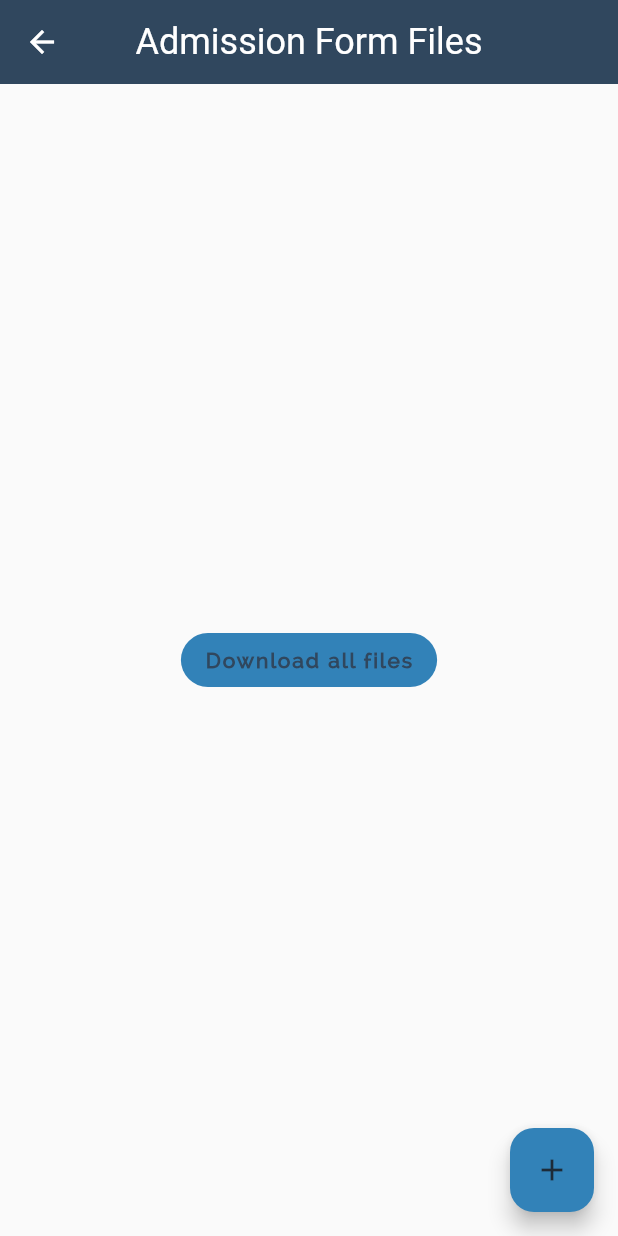
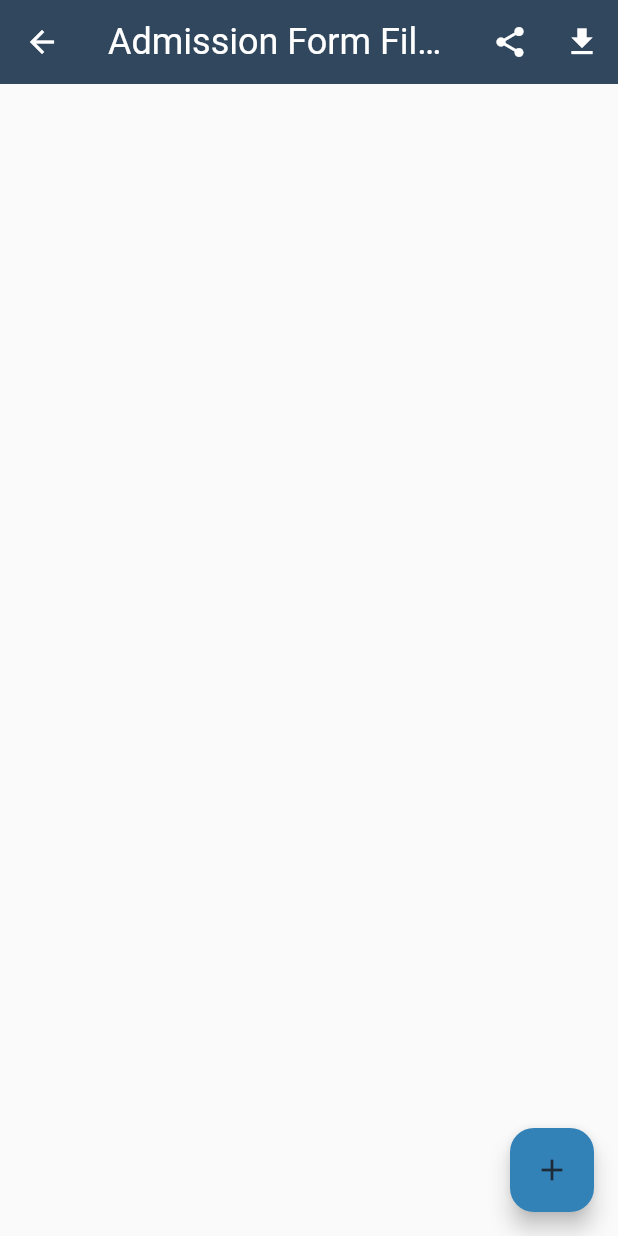
Before and after one commit to hafeezarfi/white_card, a Flutter app: the FileUploadPage screen opened directly, after a tap on the "add" icon, on a phone screen of 412 x 824 dp. Run offline on Flutter 3.47's test engine with Material 2 defaults, Android fonts, the phone set to English and light mode, and no system bars; our stand-ins replace bloc, email_validator, equatable, file_picker, firebase_auth, firebase_core and 5 more; missing offline and left inert: encrypt, flutter_downloader; accounts and stored records are empty; project files that could hold a hidden picture were left out.

Commit message:
share link,pagination added.

```diff
--- /dev/null
+++ b/lib/files/bloc/file_event.dart
@@ -0,0 +1,5 @@
+part of 'file_bloc.dart';
+
+abstract class FileEvent extends Equatable {
+  const FileEvent();
+}
--- /dev/null
+++ b/lib/files/models/file_model.dart
@@ -0,0 +1,17 @@
+import 'package:equatable/equatable.dart';
+
+class FileModel extends Equatable {
+  const FileModel(
+    this.name,
+    this.fullPath,
+  );
+  final String name;
+  final String fullPath;
+
+  @override
+  // TODO: implement props
+  List<Object?> get props => [
+        name,
+        fullPath,
+      ];
+}
--- a/lib/main.dart
+++ b/lib/main.dart
@@ -2,6 +2,7 @@ import 'package:firebase_auth/firebase_auth.dart';
 import 'package:firebase_core/firebase_core.dart';
 import 'package:flutter/material.dart';
 import 'package:flutter_bloc/flutter_bloc.dart';
+import 'package:flutter_downloader/flutter_downloader.dart';
 import 'package:white_card/blocs/auth_bloc/auth_bloc.dart';
 import 'package:white_card/data/repositories/auth_repository.dart';
 import 'package:white_card/ui/dashboard/dashboard.dart';
@@ -23,6 +24,11 @@ Future<void> main() async {
       log('User is signed in!');
     }
   });
+
+  await FlutterDownloader.initialize(
+    debug: true,
+    ignoreSsl: true,
+  );
 
   runApp(const MyApp());
 }
--- a/lib/ui/dashboard/dashboard.dart
+++ b/lib/ui/dashboard/dashboard.dart
@@ -78,7 +78,7 @@ class _DashboardState extends State<Dashboard> {
                       Navigator.push(
                         context,
                         MaterialPageRoute(
-                          builder: (context) => FileUploadPage("Admission"),
+                          builder: (context) =>  FileUploadPage("Admission"),
                         ),
                       );
                     },
@@ -104,7 +104,7 @@ class _DashboardState extends State<Dashboard> {
                       Navigator.push(
                         context,
                         MaterialPageRoute(
-                          builder: (context) => FileUploadPage("Scholarship"),
+                          builder: (context) =>  FileUploadPage("Scholarship"),
                         ),
                       );
                     },
@@ -129,7 +129,7 @@ class _DashboardState extends State<Dashboard> {
                       Navigator.push(
                         context,
                         MaterialPageRoute(
-                          builder: (context) => FileUploadPage("Anti Ragging"),
+                          builder: (context) =>  FileUploadPage("Anti Ragging"),
                         ),
                       );
                     },
--- a/lib/ui/file_upload/file_upload_page.dart
+++ b/lib/ui/file_upload/file_upload_page.dart
@@ -6,38 +6,129 @@ import 'package:file_picker/file_picker.dart';
 import 'package:firebase_auth/firebase_auth.dart';
 import 'package:firebase_storage/firebase_storage.dart';
 import 'package:flutter/material.dart';
+import 'package:flutter_downloader/flutter_downloader.dart';
+import 'package:path_provider/path_provider.dart';
+import 'package:share_plus/share_plus.dart';
+import 'package:white_card/files/models/file_model.dart';
 
-class FileUploadPage extends StatelessWidget {
-  const FileUploadPage(this.pageName, {Key? key}) : super(key: key);
+class FileUploadPage extends StatefulWidget {
+  FileUploadPage(this.pageName, {Key? key}) : super(key: key);
   final String pageName;
 
+  @override
+  State<FileUploadPage> createState() => _FileUploadPageState();
+}
+
+class _FileUploadPageState extends State<FileUploadPage> {
+  @override
+  initState() {
+    super.initState();
+    setState(() {
+      _getFiles();
+    });
+  }
+
+  final List<FileModel> items = [];
   @override
   Widget build(BuildContext context) {
     return Scaffold(
       appBar: AppBar(
-        title: Text('$pageName Form Files'),
+        title: Text('${widget.pageName} Form Files'),
         centerTitle: true,
+        actions: [
+          IconButton(
+            onPressed: () {
+              log('${items.length}');
+            },
+            icon: const Icon(Icons.share),
+            tooltip: 'Share All Documents',
+          ),
+          IconButton(
+            onPressed: () {},
+            icon: const Icon(Icons.download),
+            tooltip: 'Download all documents',
+          ),
+        ],
       ),
       body: Center(
-        child: ElevatedButton(
-          onPressed: () async {
-            // User? user = FirebaseAuth.instance.currentUser;
-            // final storageRef = FirebaseStorage.instance.ref();
-            // log(storageRef.fullPath);
-            // final userRef = storageRef.child(_encryptUserId(user!.uid));
-            // log(userRef.fullPath);
-            // final filesRef = userRef.child(pageName);
-            // log(filesRef.fullPath);
-            // final listOfFiles =await filesRef.list();
-            // log(listOfFiles.items.first.name);
-            //
-            // final appDocDirectory = await getApplicationDocumentsDirectory();
-            // final filepath = "${appDocDirectory.absolute}/${_encryptUserId(user.uid)}/$pageName}";
-            // final file = File(filepath);
-            //
-            // final downloadTask = filesRef.writeToFile(file);
-          },
-          child: const Text('Download all files'),
+        child: SafeArea(
+          child: RefreshIndicator(
+            onRefresh: () async {
+              await _getFiles();
+            },
+            child: Padding(
+              padding: const EdgeInsets.all(8.0),
+              child: ListView.builder(
+                itemBuilder: (context, index) {
+                  return Column(
+                    children: [
+                      Container(
+                        decoration: BoxDecoration(
+                            gradient: const LinearGradient(
+                                colors: [Colors.blue, Colors.white]),
+                            borderRadius: const BorderRadius.all(
+                              Radius.circular(5),
+                            ),
+                            border: Border.all()),
+                        // margin: const EdgeInsets.all(15),
+                        child: Padding(
+                          padding: const EdgeInsets.all(8.0),
+                          child: Row(
+                            mainAxisAlignment: MainAxisAlignment.spaceBetween,
+                            children: [
+                              Text(
+                                items[index].name,
+                                style: const TextStyle(
+                                  fontWeight: FontWeight.bold,
+                                  color: Colors.white,
+                                ),
+                              ),
+                              Row(
+                                mainAxisAlignment: MainAxisAlignment.end,
+                                children: [
+                                  IconButton(
+                                    onPressed: () async {
+                                      final storageRef =
+                                          FirebaseStorage.instance.ref();
+                                      final fileRef = storageRef
+                                          .child(items[index].fullPath);
+                                      String url =
+                                          await fileRef.getDownloadURL();
+                                      Share.share(url);
+                                    },
+                                    icon: const Icon(Icons.share),
+                                    splashRadius: 27,
+                                    splashColor: const Color(0xffdbb448),
+                                  ),
+                                  IconButton(
+                                    onPressed: () async {},
+                                    icon: const Icon(Icons.download),
+                                    splashRadius: 27,
+                                    splashColor: const Color(0xffdbb448),
+                                  ),
+                                  IconButton(
+                                    onPressed: () {},
+                                    icon: const Icon(Icons.delete),
+                                    splashRadius: 27,
+                                    splashColor: const Color(0xffdbb448),
+                                  ),
+                                ],
+                              ),
+                            ],
+                          ),
+                        ),
+                      ),
+                      const SizedBox(
+                        height: 10,
+                      ),
+                    ],
+                  );
+                },
+                physics: const AlwaysScrollableScrollPhysics(),
+                itemCount: items.length,
+              ),
+            ),
+          ),
         ),
       ),
       floatingActionButton: FloatingActionButton(
@@ -65,13 +156,16 @@ class FileUploadPage extends StatelessWidget {
 
         final userRef = storageRef.child(encrypted);
 
-        final filesRef = userRef.child("$pageName/${splitted.last}");
+        final filesRef = userRef.child("${widget.pageName}/${splitted.last}");
         log(splitted.last);
 
         try {
           await filesRef.putFile(file);
         } on FirebaseException catch (e) {
           log(e.toString());
+          const SnackBar(
+            content: Text('Unable to upload file'),
+          );
           // ...
         }
       } else {
@@ -92,6 +186,7 @@ class FileUploadPage extends StatelessWidget {
     return encrypted.base64;
   }
 
+  /// Pagination
   Stream<ListResult> listAllPaginated(Reference storageRef) async* {
     String? pageToken;
     do {
@@ -103,4 +198,33 @@ class FileUploadPage extends StatelessWidget {
       pageToken = listResult.nextPageToken;
     } while (pageToken != null);
   }
+
+  Reference _getReference() {
+    final User? user = FirebaseAuth.instance.currentUser;
+    final storageRef = FirebaseStorage.instance.ref();
+    final path = _encryptUserId(user!.uid) + '/${widget.pageName}';
+    final filesRef = storageRef.child(path);
+    return filesRef;
+  }
+
+  _getFiles() async {
+    final User? user = FirebaseAuth.instance.currentUser;
+    final storageRef = FirebaseStorage.instance.ref();
+    final path = _encryptUserId(user!.uid) + '/${widget.pageName}';
+    final filesRef = storageRef.child(path);
+    if (items.isNotEmpty) {
+      items.clear();
+    }
+    await filesRef.listAll().then(
+          (value) => value.items.forEach(
+            (element) {
+              items.add(
+                FileModel(element.name, element.fullPath),
+              );
+              log('list len: ${items.length}');
+            },
+          ),
+        );
+    setState(() {});
+  }
 }
--- a/pubspec.yaml
+++ b/pubspec.yaml
@@ -42,6 +42,8 @@ dependencies:
       url: https://github.com/saquibansari0101/introduction_screen
   email_validator: ^2.0.1
   firebase_storage: ^10.2.17
+  share_plus: ^4.0.4
+  flutter_downloader: ^1.8.0+1
 
 dev_dependencies:
   flutter_test:
```
Also changed, not shown: lib/files/bloc/file_bloc.dart (added, +15 -0 lines), lib/files/bloc/file_state.dart (added, +10 -0 lines), pubspec.lock, 1 other file.
